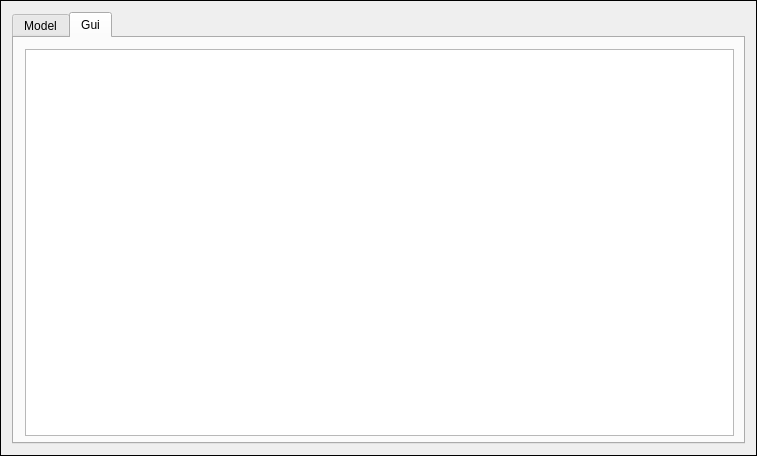
aicommunity/Rdk, file GUI/Qt/UTableInfo.ui: the form before one commit.
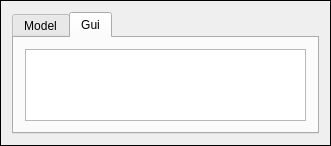
The form after the commit. The open tabs and pages were chosen to show the change.

Commit message: Gui/Qt: profiler gui update.

Diff of the .ui file:
```diff
--- a/GUI/Qt/UTableInfo.ui
+++ b/GUI/Qt/UTableInfo.ui
@@ -6,8 +6,8 @@
    <rect>
     <x>0</x>
     <y>0</y>
-    <width>757</width>
-    <height>454</height>
+    <width>331</width>
+    <height>146</height>
    </rect>
   </property>
   <property name="sizePolicy">
@@ -59,8 +59,8 @@
           </property>
           <property name="minimumSize">
            <size>
-            <width>727</width>
-            <height>432</height>
+            <width>0</width>
+            <height>0</height>
            </size>
           </property>
           <property name="currentIndex">
@@ -133,8 +133,8 @@
            </property>
            <property name="minimumSize">
             <size>
-             <width>731</width>
-             <height>405</height>
+             <width>0</width>
+             <height>0</height>
             </size>
            </property>
            <attribute name="title">
@@ -155,8 +155,8 @@
                   </property>
                   <property name="minimumSize">
                    <size>
-                    <width>707</width>
-                    <height>387</height>
+                    <width>0</width>
+                    <height>0</height>
                    </size>
                   </property>
                  </widget>
```
Left out of the diff: 2 changed lines with no effect on the pictures. The commit also changes 1 other file.
